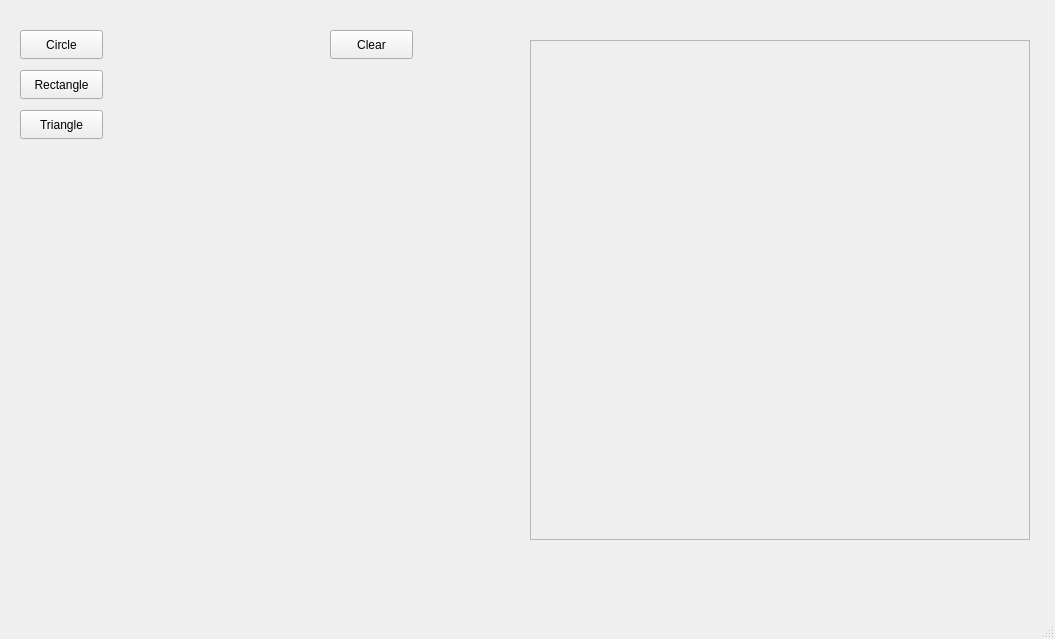
This is mainwindow.ui in KapitoliyVZ/GeometricShapes as Qt 5 draws it before an edit. The edited form follows.
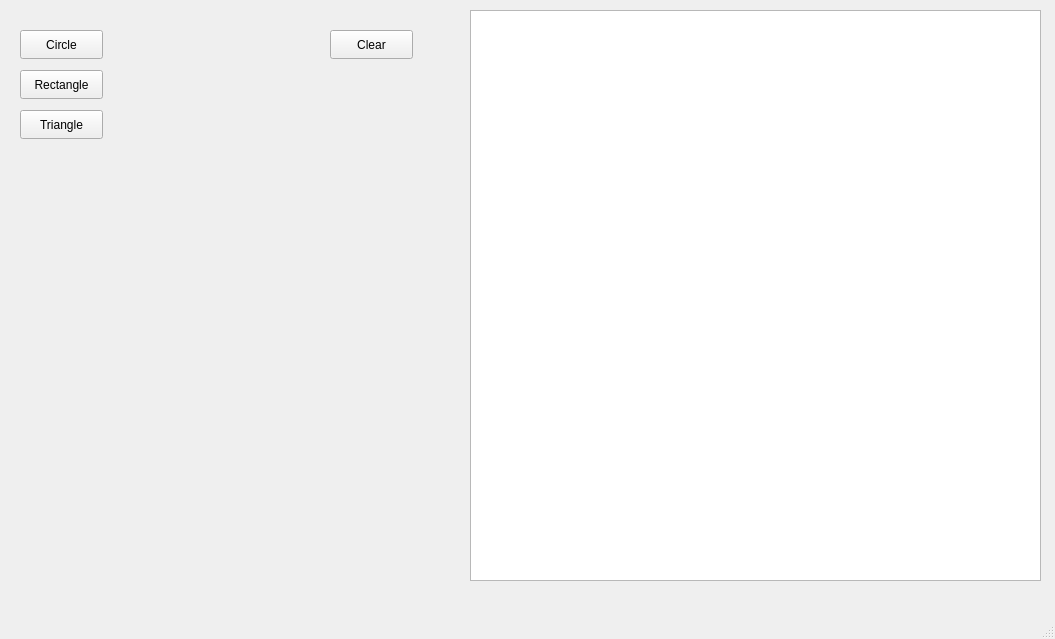
This is the edited form.

The edit to the form file:
```diff
--- a/mainwindow.ui
+++ b/mainwindow.ui
@@ -14,28 +14,6 @@
    <string>MainWindow</string>
   </property>
   <widget class="QWidget" name="centralwidget">
-   <widget class="QFrame" name="frameGraphXY">
-    <property name="geometry">
-     <rect>
-      <x>530</x>
-      <y>40</y>
-      <width>500</width>
-      <height>500</height>
-     </rect>
-    </property>
-    <property name="baseSize">
-     <size>
-      <width>0</width>
-      <height>0</height>
-     </size>
-    </property>
-    <property name="frameShape">
-     <enum>QFrame::Shape::StyledPanel</enum>
-    </property>
-    <property name="frameShadow">
-     <enum>QFrame::Shadow::Raised</enum>
-    </property>
-   </widget>
    <widget class="QPushButton" name="btnCircle">
     <property name="geometry">
      <rect>
@@ -88,6 +66,19 @@
      <string>Clear</string>
     </property>
    </widget>
+   <widget class="QGraphicsView" name="graphicsView">
+    <property name="geometry">
+     <rect>
+      <x>470</x>
+      <y>10</y>
+      <width>571</width>
+      <height>571</height>
+     </rect>
+    </property>
+    <property name="interactive">
+     <bool>false</bool>
+    </property>
+   </widget>
   </widget>
   <widget class="QMenuBar" name="menubar">
    <property name="geometry">
```
